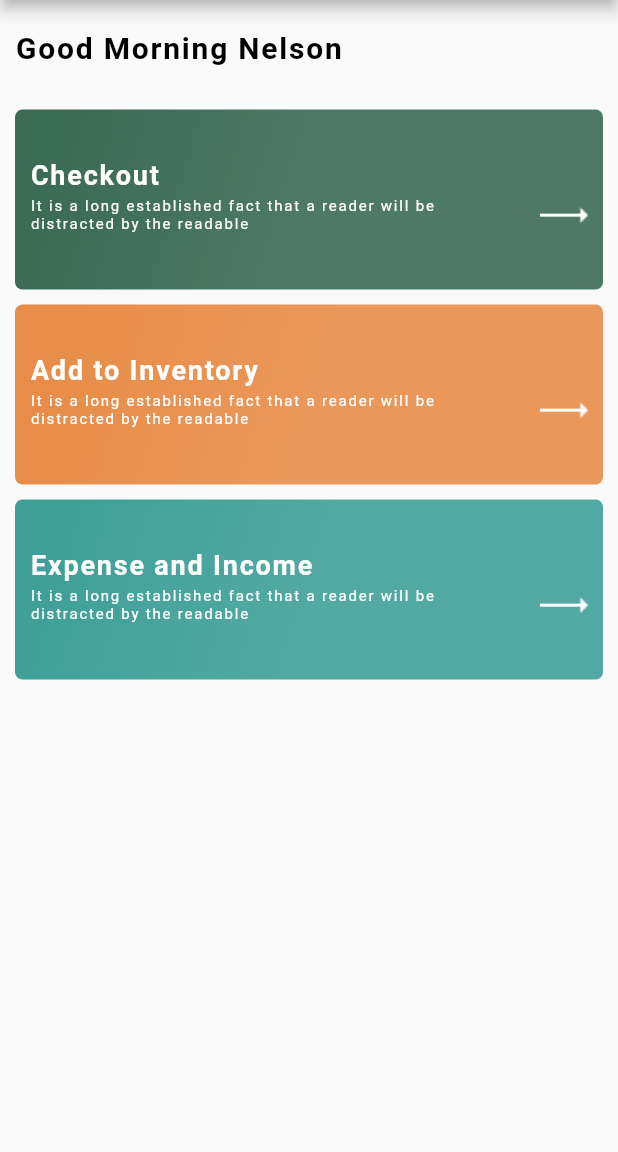
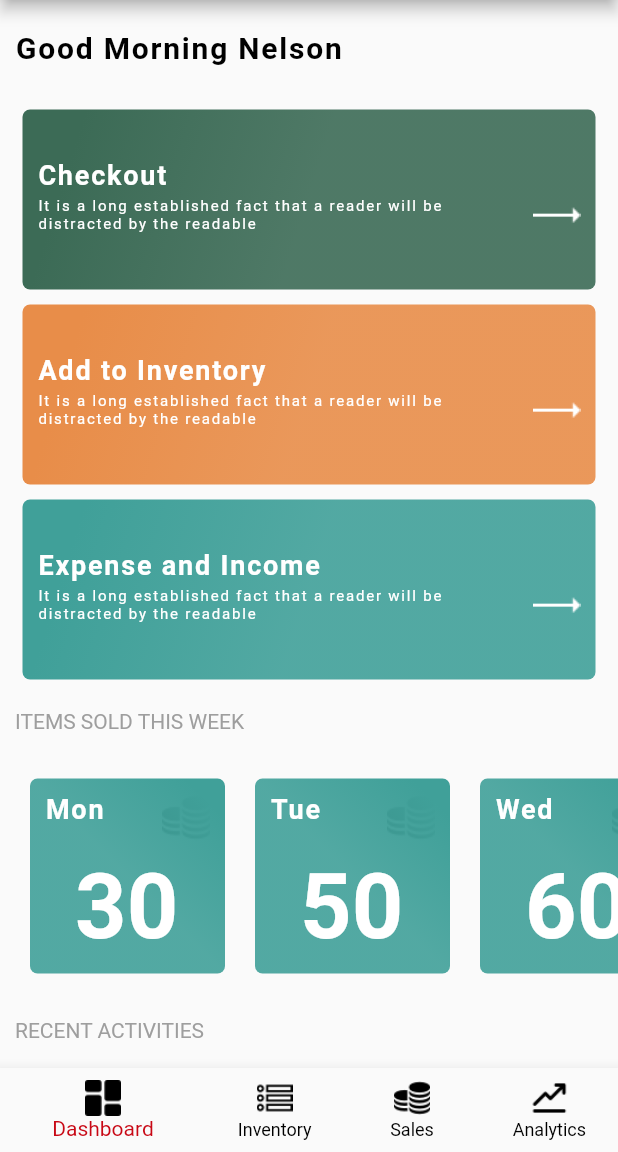
Before and after one commit to lovisgod/StockFare-Test, a Flutter app: the screen it shows after launch, on a phone screen of 412 x 824 dp, the part 84-1236 px from its top. Run offline on Flutter 3.47's test engine with Material 2 defaults, Android fonts, the phone set to English and light mode, and no system bars.

Commit message:
feature: implemented landing page

```diff
--- /dev/null
+++ b/lib/data/Colors.dart
@@ -0,0 +1,5 @@
+import 'package:flutter/material.dart';
+
+final Color checkOutColor = Color(0xff3C6B56);
+final Color addToInventoryColor = Color(0xffE88D49);
+final Color expenseColor = Color(0xff40A099);
--- /dev/null
+++ b/lib/data/activities.dart
@@ -0,0 +1,34 @@
+import 'package:shop_app/data/activity.dart';
+
+final currentActivities = [
+  Activity(
+    time: '24 hours ago',
+    who: 'Adeyemi',
+    description: 'Sold 5 MackBook Pro',
+    image: 'assets/images/stack.png',
+  ),
+  Activity(
+    time: '24 hours ago',
+    who: 'Adeyemi',
+    description: 'Sold 5 MackBook Pro',
+    image: 'assets/images/show.png',
+  ),
+  Activity(
+    time: '24 hours ago',
+    who: 'Adeyemi',
+    description: 'Sold 5 MackBook Pro',
+    image: 'assets/images/stack.png',
+  ),
+  Activity(
+    time: '24 hours ago',
+    who: 'Adeyemi',
+    description: 'Sold 5 MackBook Pro',
+    image: 'assets/images/stack.png',
+  ),
+  Activity(
+    time: '24 hours ago',
+    who: 'Adeyemi',
+    description: 'Sold 5 MackBook Pro',
+    image: 'assets/images/stack.png',
+  )
+];
--- /dev/null
+++ b/lib/data/activity.dart
@@ -0,0 +1,13 @@
+class Activity {
+  final String time;
+  final String description;
+  final String image;
+  final String who;
+
+  Activity({
+    this.time,
+    this.description,
+    this.image,
+    this.who,
+  });
+}
--- /dev/null
+++ b/lib/data/item_sold.dart
@@ -0,0 +1,14 @@
+class ItemSold {
+  final String day;
+  final int count;
+
+  ItemSold(this.day, this.count);
+}
+
+final itemsoldList = [
+  ItemSold('Mon', 30),
+  ItemSold('Tue', 50),
+  ItemSold('Wed', 60),
+  ItemSold('Thur', 70),
+  ItemSold('Fri', 80)
+];
--- a/lib/screens/home_screen.dart
+++ b/lib/screens/home_screen.dart
@@ -1,6 +1,10 @@
 import 'package:flutter/cupertino.dart';
 import 'package:flutter/material.dart';
+import 'package:shop_app/data/activities.dart';
+import 'package:shop_app/data/activity.dart';
+import 'package:shop_app/data/item_sold.dart';
 import 'package:shop_app/widgets/drawer.dart';
+import 'package:shop_app/widgets/item_sold_week.dart';
 
 class HomeScreen extends StatelessWidget {
   @override
@@ -21,6 +25,55 @@ class HomeScreen extends StatelessWidget {
         backgroundColor: Theme.of(context).primaryColor,
       ),
       drawer: StockDrawer(),
+      bottomNavigationBar: BottomNavigationBar(
+        currentIndex: 0,
+        showUnselectedLabels: true,
+        elevation: 8.0,
+        selectedItemColor: Theme.of(context).primaryColor,
+        unselectedItemColor: Colors.black,
+        items: <BottomNavigationBarItem>[
+          BottomNavigationBarItem(
+            icon: ImageIcon(
+              AssetImage('assets/images/dashboard.png'),
+              color: Colors.black,
+            ),
+            title: Text(
+              'Dashboard',
+              style: TextStyle(color: Colors.black),
+            ),
+          ),
+          BottomNavigationBarItem(
+            icon: ImageIcon(
+              AssetImage('assets/images/show.png'),
+              color: Colors.black,
+            ),
+            title: Text(
+              'Inventory',
+              style: TextStyle(color: Colors.black),
+            ),
+          ),
+          BottomNavigationBarItem(
+            icon: ImageIcon(
+              AssetImage('assets/images/stack.png'),
+              color: Colors.black,
+            ),
+            title: Text(
+              'Sales',
+              style: TextStyle(color: Colors.black),
+            ),
+          ),
+          BottomNavigationBarItem(
+            icon: ImageIcon(
+              AssetImage('assets/images/graph.png'),
+              color: Colors.black,
+            ),
+            title: Text(
+              'Analytics',
+              style: TextStyle(color: Colors.black),
+            ),
+          ),
+        ],
+      ),
       body: ListView(
         children: <Widget>[
           Container(
@@ -38,7 +91,7 @@ class HomeScreen extends StatelessWidget {
           Container(
             height: 120.0,
             width: MediaQuery.of(context).size.width,
-            margin: EdgeInsets.only(top: 10.0, right: 10.0, left: 10.0),
+            margin: EdgeInsets.only(top: 10.0, right: 15.0, left: 15.0),
             padding: EdgeInsets.symmetric(horizontal: 10.0, vertical: 10.0),
             decoration: BoxDecoration(
               borderRadius: BorderRadius.circular(5.0),
@@ -91,7 +144,7 @@ class HomeScreen extends StatelessWidget {
           Container(
             height: 120.0,
             width: MediaQuery.of(context).size.width,
-            margin: EdgeInsets.only(top: 10.0, right: 10.0, left: 10.0),
+            margin: EdgeInsets.only(top: 10.0, right: 15.0, left: 15.0),
             padding: EdgeInsets.symmetric(horizontal: 10.0, vertical: 10.0),
             decoration: BoxDecoration(
               borderRadius: BorderRadius.circular(5.0),
@@ -144,7 +197,7 @@ class HomeScreen extends StatelessWidget {
           Container(
             height: 120.0,
             width: MediaQuery.of(context).size.width,
-            margin: EdgeInsets.only(top: 10.0, right: 10.0, left: 10.0),
+            margin: EdgeInsets.only(top: 10.0, right: 15.0, left: 15.0),
             padding: EdgeInsets.symmetric(horizontal: 10.0, vertical: 10.0),
             decoration: BoxDecoration(
               borderRadius: BorderRadius.circular(5.0),
@@ -194,8 +247,100 @@ class HomeScreen extends StatelessWidget {
               ],
             ),
           ),
+          Padding(
+            padding:
+                const EdgeInsets.symmetric(horizontal: 10.0, vertical: 20.0),
+            child: Text(
+              'ITEMS SOLD THIS WEEK',
+              style: TextStyle(
+                color: Colors.grey,
+                fontSize: 14.0,
+                fontWeight: FontWeight.w400,
+              ),
+            ),
+          ),
+          ItemSoldWeek(itemsoldList),
+          Padding(
+            padding:
+                const EdgeInsets.symmetric(horizontal: 10.0, vertical: 20.0),
+            child: Text(
+              'RECENT ACTIVITIES',
+              style: TextStyle(
+                color: Colors.grey,
+                fontSize: 14.0,
+                fontWeight: FontWeight.w400,
+              ),
+            ),
+          ),
+          Expanded(
+            child: SizedBox(
+              height: 400.0,
+              child: ListView.separated(
+                itemBuilder: (BuildContext context, int index) {
+                  Activity activity = currentActivities[index];
+                  return _buildCartItem(activity, context);
+                },
+                separatorBuilder: (BuildContext context, int index) {
+                  return Divider(
+                    height: 1.0,
+                    color: Colors.grey,
+                  );
+                },
+                itemCount: currentActivities.length,
+              ),
+            ),
+          ),
         ],
       ),
     );
   }
+
+  _buildCartItem(Activity activity, BuildContext context) {
+    return Padding(
+      padding: const EdgeInsets.only(top: 8.0, bottom: 8.0),
+      child: ListTile(
+        leading: Container(
+          width: 50.0,
+          child: Image(
+            image: AssetImage(activity.image),
+            color: Theme.of(context).primaryColor.withOpacity(0.5),
+          ),
+          decoration: BoxDecoration(
+              borderRadius: BorderRadius.circular(30.0), color: Colors.grey),
+        ),
+        title: Text(
+          activity.description,
+          style: TextStyle(
+            color: Colors.black,
+            fontWeight: FontWeight.w500,
+            letterSpacing: 1.2,
+            fontSize: 15.0,
+          ),
+          textAlign: TextAlign.left,
+        ),
+        subtitle: Row(
+          children: <Widget>[
+            Text(
+              '${activity.time} ',
+              style: TextStyle(
+                color: Colors.grey,
+                fontWeight: FontWeight.w400,
+                fontSize: 13.0,
+                letterSpacing: 1.2,
+              ),
+            ),
+            Text(
+              'By ${activity.who}',
+              style: TextStyle(
+                color: Theme.of(context).primaryColor.withOpacity(0.5),
+                fontWeight: FontWeight.w400,
+                fontSize: 14.0,
+                letterSpacing: 1.2,
+              ),
+            )
+          ],
+        ),
+      ),
+    );
+  }
 }
--- /dev/null
+++ b/lib/widgets/item_sold_week.dart
@@ -0,0 +1,87 @@
+import 'package:flutter/material.dart';
+import 'package:shop_app/data/Colors.dart';
+import 'package:shop_app/data/item_sold.dart';
+
+class ItemSoldWeek extends StatelessWidget {
+  final List items;
+  ItemSoldWeek(this.items);
+  @override
+  Widget build(BuildContext context) {
+    return Container(
+      height: 150.0,
+      child: ListView.builder(
+          padding: EdgeInsets.only(left: 10.0),
+          physics: BouncingScrollPhysics(),
+          scrollDirection: Axis.horizontal,
+          itemCount: this.items.length,
+          itemBuilder: (BuildContext context, int index) {
+            ItemSold itemSold = this.items[index];
+            return _buildRecentRecentOrder(context, itemSold);
+          }),
+    );
+  }
+
+  _buildRecentRecentOrder(BuildContext context, ItemSold itemSold) {
+    return Container(
+      margin: EdgeInsets.all(10.0),
+      child: Stack(
+        alignment: Alignment.center,
+        children: <Widget>[
+          Positioned(
+            right: 10.0,
+            top: 10.0,
+            child: Container(
+              child: Image(
+                image: AssetImage('assets/images/stack.png'),
+              ),
+            ),
+          ),
+          Container(
+            height: 190.0,
+            width: 130.0,
+            decoration: BoxDecoration(
+              borderRadius: BorderRadius.circular(5.0),
+              gradient: LinearGradient(
+                begin: Alignment.topRight,
+                end: Alignment.bottomLeft,
+                colors: [
+                  expenseColor,
+                  expenseColor.withOpacity(0.9),
+                  expenseColor.withOpacity(0.9)
+                ],
+                stops: [0.1, 0.5, 0.7],
+              ),
+            ),
+          ),
+          Positioned(
+            left: 10,
+            top: 10.0,
+            child: Text(
+              itemSold.day,
+              style: TextStyle(
+                color: Colors.white,
+                fontSize: 18.0,
+                fontWeight: FontWeight.bold,
+                letterSpacing: 1.2,
+              ),
+            ),
+          ),
+          Positioned(
+            bottom: 10.0,
+            left: 30,
+            child: Container(
+              child: Text(
+                itemSold.count.toString(),
+                style: TextStyle(
+                  color: Colors.white,
+                  fontWeight: FontWeight.bold,
+                  fontSize: 60.0,
+                ),
+              ),
+            ),
+          )
+        ],
+      ),
+    );
+  }
+}
```
